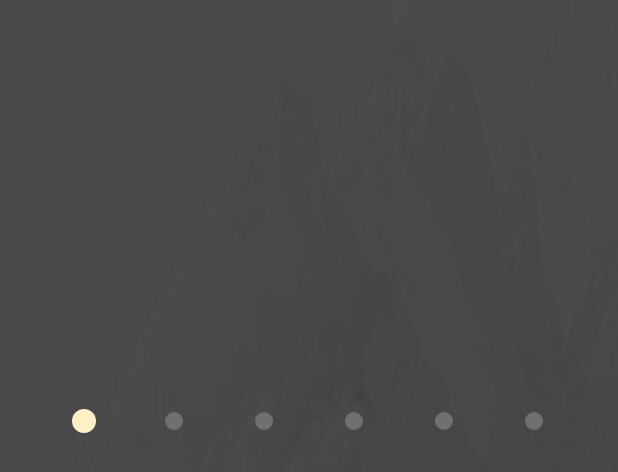
After one commit to UlianaBespalova/FindArt, an Android app: the layout loading_screen.xml on its own in the app's theme, with its tools: preview values and no code run, on a phone screen of 412 x 824 dp. The commit adds this screen. Shown: the top 472 px of the screen. Run offline under Robolectric (Android 15) with nearby library versions, the phone set to English and light mode, and no system bars.

Commit message:
layout: create loading screen + loading bar

```diff
--- a/app/src/main/AndroidManifest.xml
+++ b/app/src/main/AndroidManifest.xml
@@ -21,7 +21,7 @@
             </intent-filter>
         </activity>
         <activity
-            android:name=".ContentActivity"
+            android:name=".LoadingActivity"
             android:exported="true"
             android:label="@string/app_name"
             android:theme="@style/Theme.FindArt"
--- /dev/null
+++ b/app/src/main/java/com/skvoznyak/findart/LoadingBar.kt
@@ -0,0 +1,102 @@
+package com.skvoznyak.findart
+
+import android.annotation.SuppressLint
+import android.content.Context
+import android.graphics.Canvas
+import android.graphics.Color
+import android.graphics.Paint
+import android.util.AttributeSet
+import android.util.Log
+import android.view.View
+import android.view.animation.Animation
+import android.view.animation.LinearInterpolator
+import android.view.animation.Transformation
+
+
+class LoadingBar : View {
+
+    private val dotRadius = 9
+    private val bounceDotRadius = 12
+    private val dotAmount = 6
+    private var dotPosition = 0
+
+    private val dotsDistributionX: Float = 90F
+
+    constructor(context: Context?) : super(context)
+    constructor(context: Context?, attrs: AttributeSet?) : super(context, attrs)
+    constructor(context: Context?, attrs: AttributeSet?, defStyleAttr: Int) : super(
+        context,
+        attrs,
+        defStyleAttr
+    )
+
+
+    override fun onDraw(canvas: Canvas) {
+        super.onDraw(canvas)
+        val paint = Paint()
+        createDot(canvas, paint)
+    }
+
+    override fun onAttachedToWindow() {
+        super.onAttachedToWindow()
+        startAnimation()
+    }
+
+    @SuppressLint("ResourceAsColor")
+    private fun createDot(canvas: Canvas, paint: Paint) {
+
+        for (i in 0 until dotAmount) {
+            if (i == dotPosition) {
+                paint.color = Color.parseColor("#FFFFF0C8")
+                canvas.drawCircle(
+                    (2 * dotRadius + i * dotsDistributionX),
+                    bounceDotRadius.toFloat(),
+                    bounceDotRadius.toFloat(),
+                    paint)
+            } else {
+                paint.color = Color.parseColor("#FF707070")
+                canvas.drawCircle(
+                    (2 * dotRadius + i * dotsDistributionX),
+                    bounceDotRadius.toFloat(),
+                    dotRadius.toFloat(),
+                    paint)
+            }
+        }
+    }
+
+    override fun onMeasure(widthMeasureSpec: Int, heightMeasureSpec: Int) {
+        super.onMeasure(widthMeasureSpec, heightMeasureSpec)
+
+        val width: Int
+        val calculatedWidth = dotsDistributionX * (dotAmount-1) + bounceDotRadius * 3
+        width = calculatedWidth.toInt()
+        val height: Int = bounceDotRadius * 2
+
+        setMeasuredDimension(width, height)
+    }
+
+    private fun startAnimation() {
+        val bounceAnimation = BounceAnimation()
+        bounceAnimation.duration = 900
+        bounceAnimation.repeatCount = Animation.INFINITE
+        bounceAnimation.interpolator = LinearInterpolator()
+        bounceAnimation.setAnimationListener(object : Animation.AnimationListener {
+            override fun onAnimationStart(animation: Animation) {}
+            override fun onAnimationEnd(animation: Animation) {}
+            override fun onAnimationRepeat(animation: Animation) {
+                dotPosition++
+                if (dotPosition == dotAmount) {
+                    dotPosition = 0
+                }
+            }
+        })
+        startAnimation(bounceAnimation)
+    }
+
+    private inner class BounceAnimation : Animation() {
+        override fun applyTransformation(interpolatedTime: Float, t: Transformation) {
+            super.applyTransformation(interpolatedTime, t)
+            invalidate()
+        }
+    }
+}
--- a/app/src/main/res/layout/horizontal_divider.xml
+++ b/app/src/main/res/layout/horizontal_divider.xml
@@ -1,5 +1,6 @@
 <?xml version="1.0" encoding="utf-8"?>
-<androidx.constraintlayout.widget.ConstraintLayout xmlns:android="http://schemas.android.com/apk/res/android"
+<androidx.constraintlayout.widget.ConstraintLayout
+    xmlns:android="http://schemas.android.com/apk/res/android"
     xmlns:app="http://schemas.android.com/apk/res-auto"
     android:layout_width="match_parent"
     android:layout_height="match_parent"
--- /dev/null
+++ b/app/src/main/res/layout/loading_screen.xml
@@ -0,0 +1,28 @@
+<?xml version="1.0" encoding="utf-8"?>
+<androidx.constraintlayout.widget.ConstraintLayout xmlns:android="http://schemas.android.com/apk/res/android"
+    xmlns:app="http://schemas.android.com/apk/res-auto"
+    xmlns:tools="http://schemas.android.com/tools"
+    android:id="@+id/container_dark"
+    android:layout_width="match_parent"
+    android:layout_height="match_parent"
+    android:background="@drawable/background_dark"
+    android:orientation="vertical">
+
+    <androidx.constraintlayout.widget.Guideline
+        android:id="@+id/guideline_horizontal"
+        android:layout_width="wrap_content"
+        android:layout_height="wrap_content"
+        android:orientation="horizontal"
+        app:layout_constraintGuide_percent="0.35" />
+
+    <com.skvoznyak.findart.LoadingBar
+        android:id="@+id/horizontalDottedProgress"
+        android:layout_width="wrap_content"
+        android:layout_height="wrap_content"
+        app:layout_constraintEnd_toEndOf="parent"
+        app:layout_constraintHorizontal_bias="0.5"
+        app:layout_constraintStart_toStartOf="parent"
+        app:layout_constraintBottom_toTopOf="@id/guideline_horizontal" />
+
+
+</androidx.constraintlayout.widget.ConstraintLayout>
--- a/app/src/main/res/values/themes.xml
+++ b/app/src/main/res/values/themes.xml
@@ -27,8 +27,6 @@
         <item name="android:background">@color/transparent_gray</item>
     </style>
 
-
-
     <style name="Theme.FindArt.AppBarOverlay" parent="ThemeOverlay.AppCompat.Dark.ActionBar" />
     <style name="Theme.FindArt.PopupOverlay" parent="ThemeOverlay.AppCompat.Light" />
 
```
Also changed, not shown: app/src/main/java/com/skvoznyak/findart/ContentActivity.kt (+17 -10 lines), app/src/main/java/com/skvoznyak/findart/LoadingActivity.kt (added, +42 -0 lines), app/src/main/java/com/skvoznyak/findart/MainActivity.kt (+25 -13 lines), app/src/main/res/layout/activity_main.xml (+3 -22 lines), app/src/main/res/layout/layout_toolbar.xml (added, +18 -0 lines), app/src/main/res/menu/menu.xml (+5 -5 lines), app/src/main/res/drawable-hdpi/background_dark.png (added), app/src/main/res/drawable-ldpi/background_dark.png (added), app/src/main/res/drawable-mdpi/background_dark.png (added), app/src/main/res/drawable-xhdpi/background_dark.png (added).
